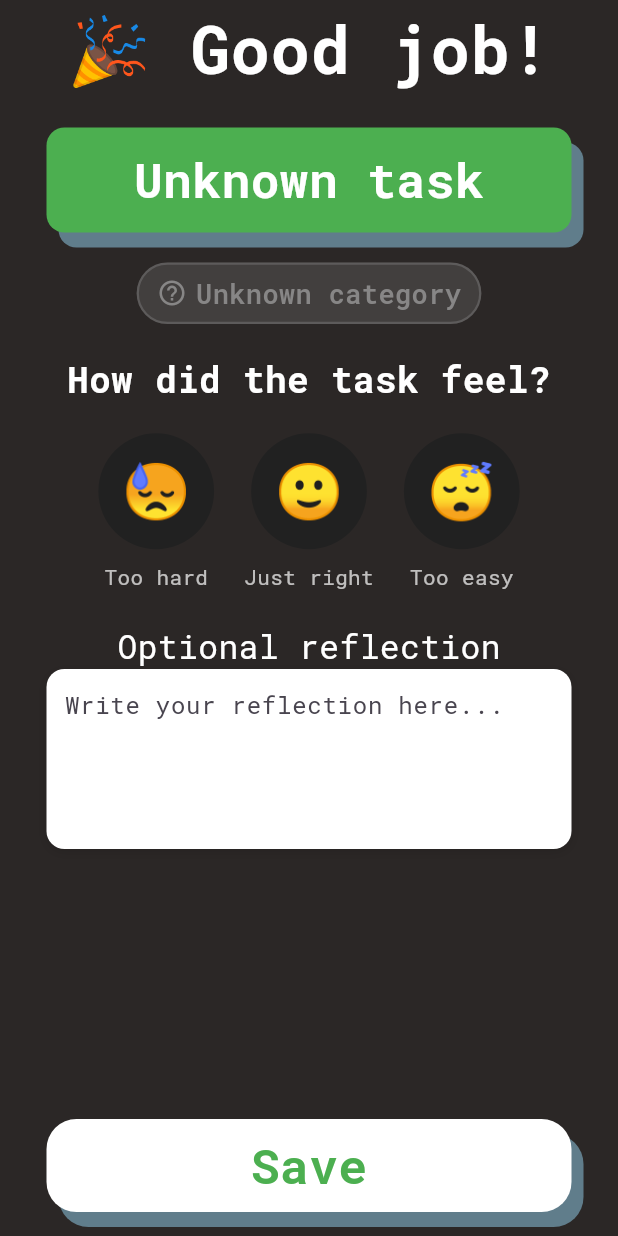
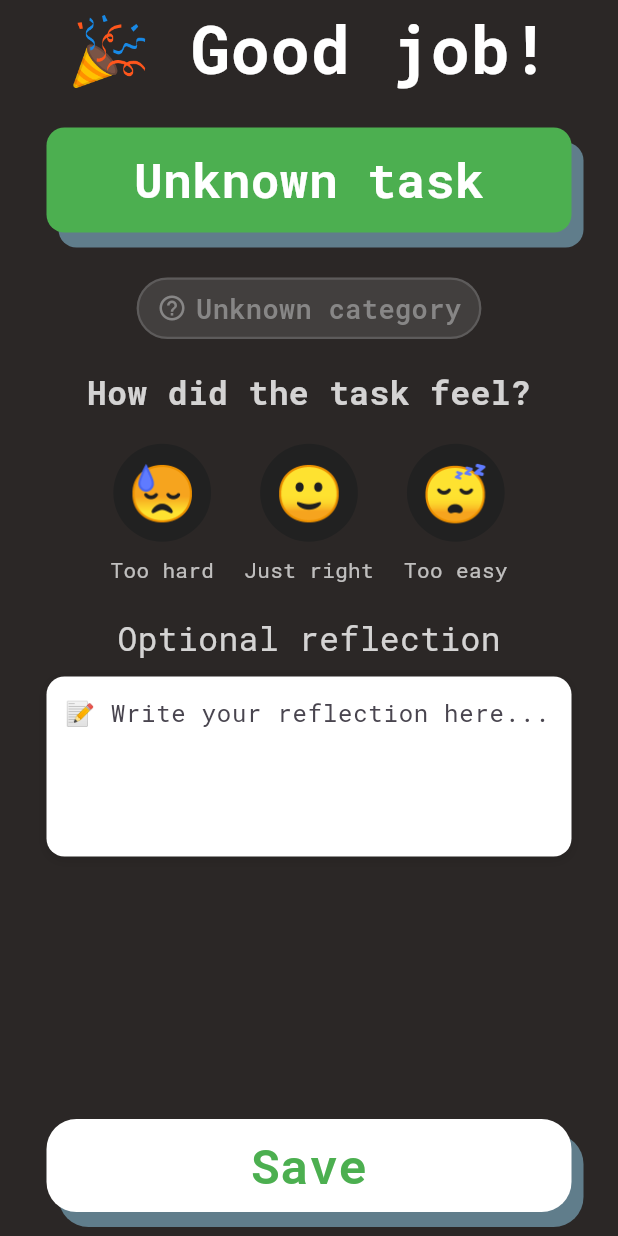
Before and after one commit to temevh/betterbrain, a Flutter app: the SuccessScreen screen opened by its route, on a phone screen of 412 x 824 dp. Run offline on Flutter 3.47's test engine with Material 3 defaults, Android fonts, the phone set to English and light mode, and no system bars; our stand-ins replace cloud_firestore, firebase_core, table_calendar; accounts and stored records are empty; generated files the repository leaves out were written again.

Commit message:
readjusted feedback row

```diff
--- a/lib/screens/success_screen.dart
+++ b/lib/screens/success_screen.dart
@@ -1,5 +1,3 @@
-import 'dart:ffi';
-
 import 'package:flutter/material.dart';
 import 'package:namer_app/widgets/feedback_row.dart';
 import 'package:namer_app/widgets/reflection.dart';
@@ -136,7 +134,7 @@ class _SuccessScreenState extends State<SuccessScreen> {
                         ],
                       ),
                     ),
-                    SizedBox(height: 20),
+                    SizedBox(height: 30),
                     Opacity(
                       opacity: 0.8,
                       child: Container(
--- a/lib/widgets/Reflection.dart
+++ b/lib/widgets/Reflection.dart
@@ -14,8 +14,14 @@ class _ReflectionState extends State<Reflection> {
   Widget build(BuildContext context) {
     return Column(
       children: [
-        const Text("Optional reflection", style: TextStyle(fontSize: 22)),
-
+        Opacity(
+          opacity: 0.8,
+          child: const Text(
+            "Optional reflection",
+            style: TextStyle(fontSize: 22),
+          ),
+        ),
+        SizedBox(height: 10),
         Center(
           child: Container(
             width: 350,
@@ -34,7 +40,7 @@ class _ReflectionState extends State<Reflection> {
               maxLines: 4,
               decoration: const InputDecoration(
                 border: InputBorder.none,
-                hintText: "Write your reflection here...",
+                hintText: "📝 Write your reflection here...",
                 contentPadding: EdgeInsets.all(12),
               ),
               onChanged: widget.onChanged,
--- a/lib/widgets/feedback_row.dart
+++ b/lib/widgets/feedback_row.dart
@@ -14,10 +14,13 @@ class FeedbackRow extends StatelessWidget {
   Widget build(BuildContext context) {
     return Column(
       children: [
-        const Text(
-          "How did the task feel?",
-          textAlign: TextAlign.center,
-          style: TextStyle(fontSize: 24, fontWeight: FontWeight.bold),
+        Opacity(
+          opacity: 0.8,
+          child: const Text(
+            "How did the task feel?",
+            textAlign: TextAlign.center,
+            style: TextStyle(fontSize: 22, fontWeight: FontWeight.bold),
+          ),
         ),
         const SizedBox(height: 16),
         Row(
@@ -87,7 +90,7 @@ class _FeedbackButton extends StatelessWidget {
                   ? Border.all(color: Colors.greenAccent, width: 3)
                   : null,
             ),
-            padding: const EdgeInsets.all(16),
+            padding: const EdgeInsets.all(10),
             child: Text(emoji, style: const TextStyle(fontSize: 36)),
           ),
         ),
```
